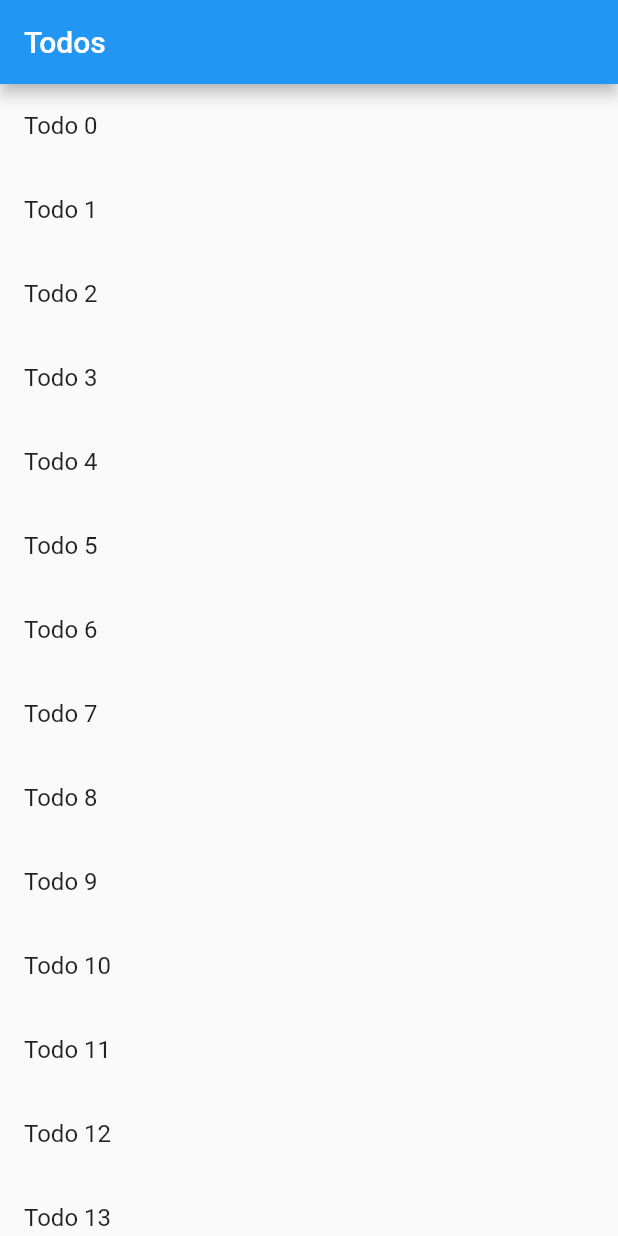
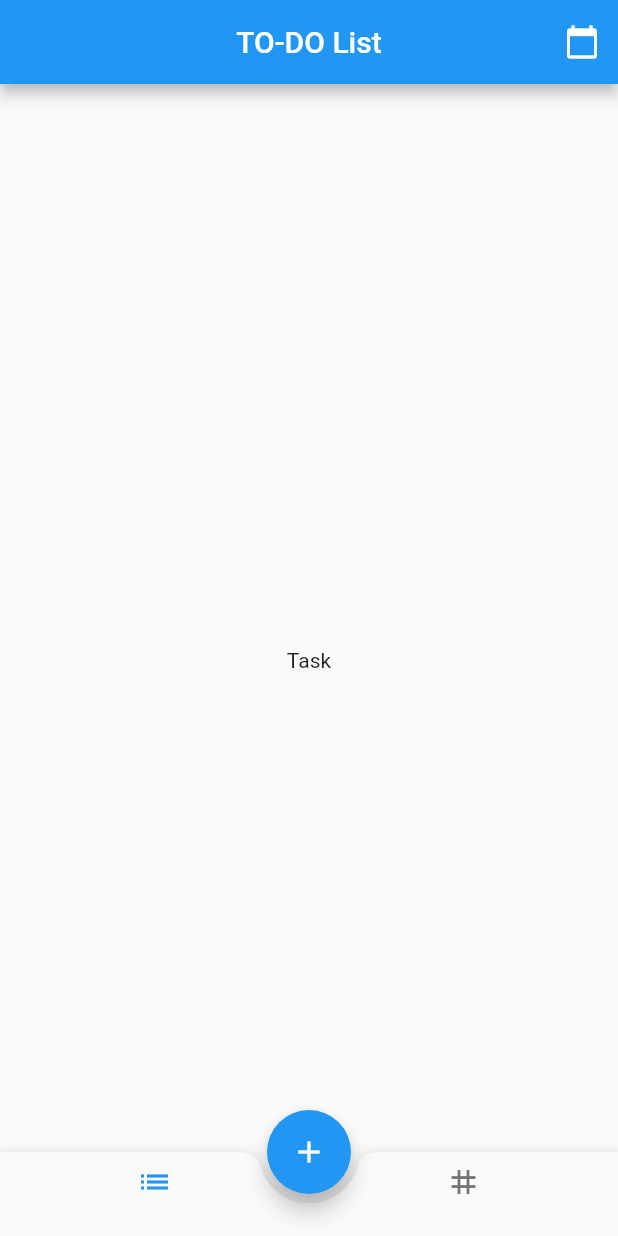
Before and after one commit to wilcologgerTopicus/todo_application, a Flutter app: the screen it shows after launch, on a phone screen of 412 x 824 dp. Run offline on Flutter 3.47's test engine with Material 2 defaults, Android fonts, the phone set to English and light mode, and no system bars.

Commit message:
Make the screens

```diff
--- a/lib/main.dart
+++ b/lib/main.dart
@@ -1,6 +1,6 @@
 import 'package:flutter/material.dart';
 
-import 'screen/todo_screen.dart';
+import 'package:todo_application/views/home.dart';
 
 void main() {
   runApp(const MyApp());
@@ -11,9 +11,9 @@ class MyApp extends StatelessWidget {
 
   @override
   Widget build(BuildContext context) {
-    return const MaterialApp(
-      title: 'Passing Data',
-      home: TodosScreen(),
+    return MaterialApp(
+      debugShowCheckedModeBanner: false,
+      home: HomeScreen(),
     );
   }
 }
--- a/lib/screen/todo_screen.dart
+++ b/lib/screen/todo_screen.dart
@@ -1,5 +1,6 @@
 import 'package:flutter/material.dart';
 
+import '../components/add_item.dart';
 import '../model/todo.dart';
 import 'detail_screen.dart';
 
@@ -20,30 +21,36 @@ class TodosScreen extends StatelessWidget {
       appBar: AppBar(
         title: const Text('Todos'),
       ),
-      body: ListView.builder(
-        itemCount: todos.length,
-        itemBuilder: (context, index) {
-          return ListTile(
-            title: Text(todos[index].title),
-            // When a user taps the ListTile, navigate to the DetailScreen.
-            // Notice that you're not only creating a DetailScreen, you're
-            // also passing the current todo through to it.
-            onTap: () {
-              Navigator.push(
-                context,
-                MaterialPageRoute(
-                  builder: (context) => const DetailScreen(),
-                  // Pass the arguments as part of the RouteSettings. The
-                  // DetailScreen reads the arguments from these settings.
-                  settings: RouteSettings(
-                    arguments: todos[index],
-                  ),
-                ),
-              );
-            },
-          );
-        },
+      body: Column(
+        children: [
+          AddItemDing(),
+        ],
       ),
+
+      // ListView.builder(
+      //   itemCount: todos.length,
+      //   itemBuilder: (context, index) {
+      //     return ListTile(
+      //       title: Text(todos[index].title),
+      //       // When a user taps the ListTile, navigate to the DetailScreen.
+      //       // Notice that you're not only creating a DetailScreen, you're
+      //       // also passing the current todo through to it.
+      //       onTap: () {
+      //         Navigator.push(
+      //           context,
+      //           MaterialPageRoute(
+      //             builder: (context) => const DetailScreen(),
+      //             // Pass the arguments as part of the RouteSettings. The
+      //             // DetailScreen reads the arguments from these settings.
+      //             settings: RouteSettings(
+      //               arguments: todos[index],
+      //             ),
+      //           ),
+      //         );
+      //       },
+      //     );
+      //   },
+      // ),
     );
   }
 }
--- /dev/null
+++ b/lib/views/home.dart
@@ -0,0 +1,75 @@
+import 'package:flutter/material.dart';
+import 'package:todo_application/views/categories.dart';
+import 'package:todo_application/views/tasks.dart';
+
+class HomeScreen extends StatefulWidget {
+  const HomeScreen({super.key});
+
+  @override
+  State<HomeScreen> createState() => _HomeScreenState();
+}
+
+class _HomeScreenState extends State<HomeScreen> {
+  final PageController pageController = PageController(initialPage: 0);
+  late int _sectedIndex = 0;
+
+  @override
+  Widget build(BuildContext context) {
+    return Scaffold(
+      appBar: AppBar(
+        centerTitle: true,
+        title: const Text('TO-DO List'),
+        actions: [
+          IconButton(
+            onPressed: () {},
+            icon: const Icon(Icons.calendar_today),
+          ),
+        ],
+      ),
+      body: PageView(
+        controller: pageController,
+        children: const <Widget>[
+          Center(
+            child: Tasks(),
+          ),
+          Center(
+            child: Categories(),
+          ),
+        ],
+      ),
+      extendBody: true,
+      floatingActionButtonLocation: FloatingActionButtonLocation.centerDocked,
+      floatingActionButton: FloatingActionButton(
+        onPressed: () {},
+        child: const Icon(Icons.add),
+      ),
+      bottomNavigationBar: BottomAppBar(
+        shape: const CircularNotchedRectangle(),
+        notchMargin: 6.0,
+        clipBehavior: Clip.antiAlias,
+        child: SizedBox(
+          height: kBottomNavigationBarHeight,
+          child: BottomNavigationBar(
+            currentIndex: _sectedIndex,
+            onTap: (index) {
+              setState(() {
+                _sectedIndex = index;
+                pageController.jumpToPage(index);
+              });
+            },
+            items: const [
+              BottomNavigationBarItem(
+                icon: Icon(Icons.list),
+                label: '',
+              ),
+              BottomNavigationBarItem(
+                icon: Icon(Icons.tag),
+                label: '',
+              )
+            ],
+          ),
+        ),
+      ),
+    );
+  }
+}
--- /dev/null
+++ b/lib/views/tasks.dart
@@ -0,0 +1,15 @@
+import 'package:flutter/material.dart';
+
+class Tasks extends StatefulWidget {
+  const Tasks({super.key});
+
+  @override
+  State<Tasks> createState() => _TasksState();
+}
+
+class _TasksState extends State<Tasks> {
+  @override
+  Widget build(BuildContext context) {
+    return Text('Task');
+  }
+}
```
Also changed, not shown: lib/components/add_item.dart (added, +20 -0 lines), lib/views/categories.dart (added, +15 -0 lines).
